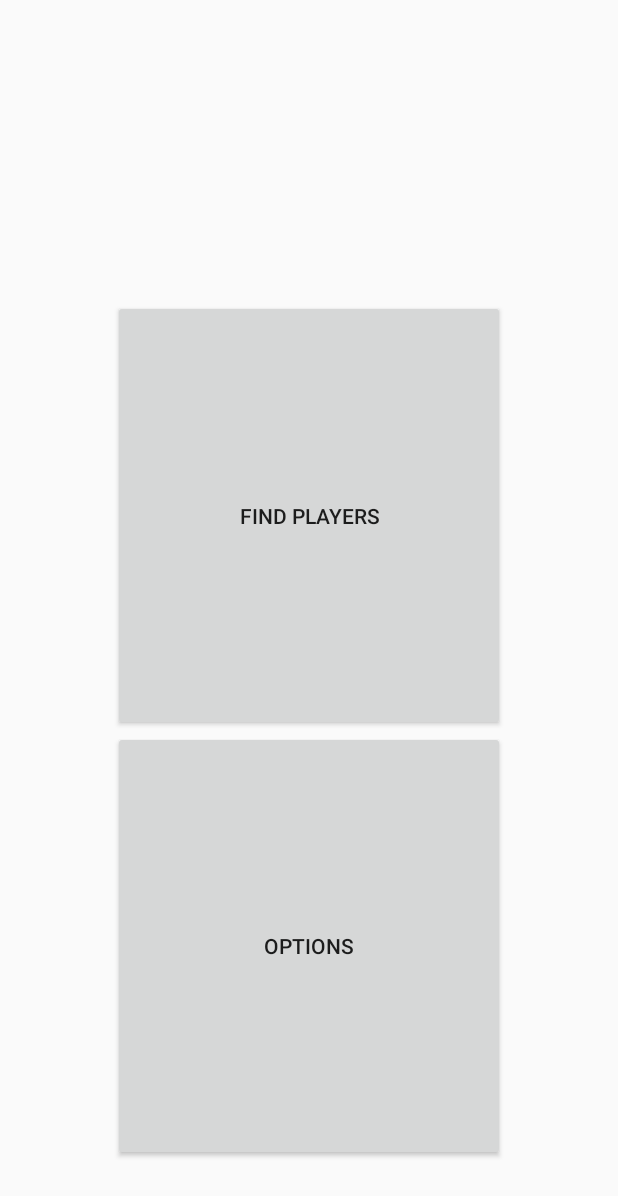
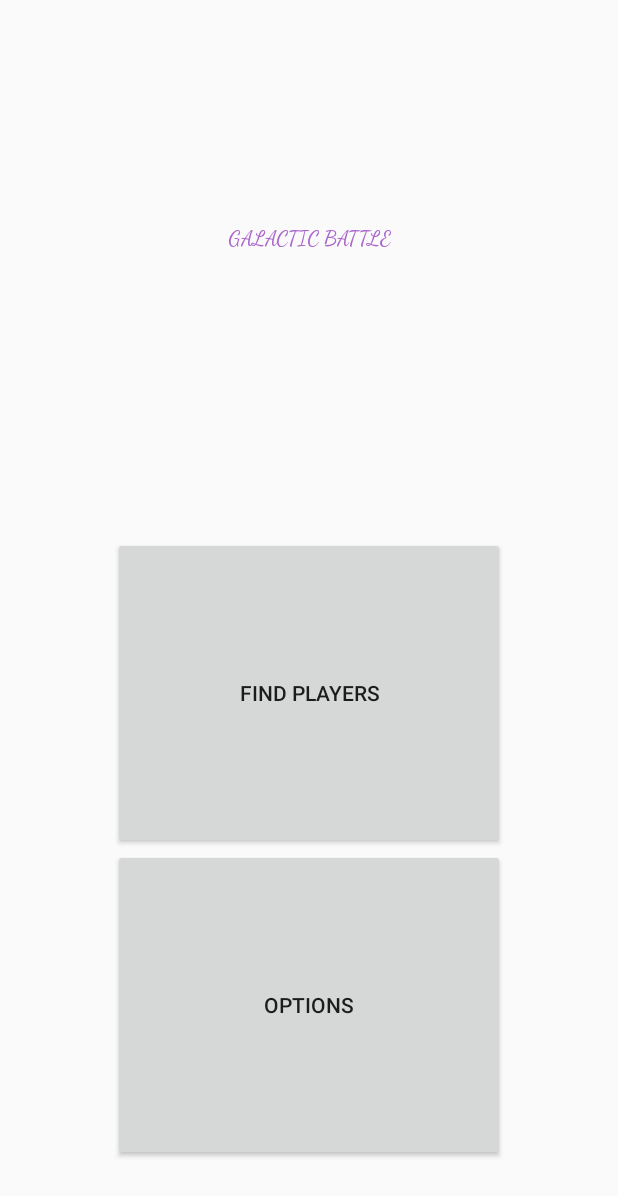
Before and after one commit to bdjansen/GalacticBattle, an Android app: the screen it shows after launch (HomeScreen), on a phone screen of 412 x 824 dp. Shown: the top 1196 px of the screen. Run offline under Robolectric (Android 15) with nearby library versions, the phone set to English and light mode, and no system bars.

Commit message:
Added in getting rid of title bar

```diff
--- a/app/src/main/AndroidManifest.xml
+++ b/app/src/main/AndroidManifest.xml
@@ -7,7 +7,7 @@
         android:icon="@mipmap/ic_launcher"
         android:label="@string/app_name"
         android:supportsRtl="true"
-        android:theme="@style/AppTheme">
+        android:theme="@style/AppTheme.NoActionBar">
         <activity android:name=".HomeScreen">
             <intent-filter>
                 <action android:name="android.intent.action.MAIN" />
--- a/app/src/main/java/edu/wisc/ece/galacticbattle/OptionsActivity.java
+++ b/app/src/main/java/edu/wisc/ece/galacticbattle/OptionsActivity.java
@@ -1,6 +1,7 @@
 package edu.wisc.ece.galacticbattle;
 
 import android.content.SharedPreferences;
+import android.support.v7.app.ActionBar;
 import android.support.v7.app.AppCompatActivity;
 import android.os.Bundle;
 
@@ -17,6 +18,12 @@ public class OptionsActivity extends AppCompatActivity {
     protected void onCreate(Bundle savedInstanceState) {
         super.onCreate(savedInstanceState);
         setContentView(R.layout.activity_options);
+        ActionBar bar = getSupportActionBar();
+        try {
+            bar.hide();
+        } catch (java.lang.NullPointerException e) {
+
+        }
     }
 
     private void loadUserData() {
--- a/app/src/main/res/layout/activity_home_screen.xml
+++ b/app/src/main/res/layout/activity_home_screen.xml
@@ -1,9 +1,20 @@
 <?xml version="1.0" encoding="utf-8"?>
 <LinearLayout xmlns:android="http://schemas.android.com/apk/res/android"
     android:orientation="vertical" android:layout_width="match_parent"
-    android:layout_height="match_parent" android:weightSum="4"
-    android:layout_marginTop="200dp" android:layout_marginBottom="50dp"
+    android:layout_height="match_parent" android:weightSum="6"
+    android:layout_marginTop="150dp" android:layout_marginBottom="50dp"
     android:layout_marginLeft="75dp" android:layout_marginRight="75dp">
+
+    <TextView android:id="@+id/Logo"
+        android:layout_height="match_parent"
+        android:layout_width="match_parent"
+        android:layout_marginBottom="50dp"
+        android:layout_weight="2"
+        android:text="GALACTIC BATTLE"
+        android:textAlignment="center"
+        android:fontFamily="cursive"
+        android:textColor="@android:color/holo_purple">
+    </TextView>
 
     <Button android:id="@+id/GameButton"
         android:layout_height="match_parent"
```
